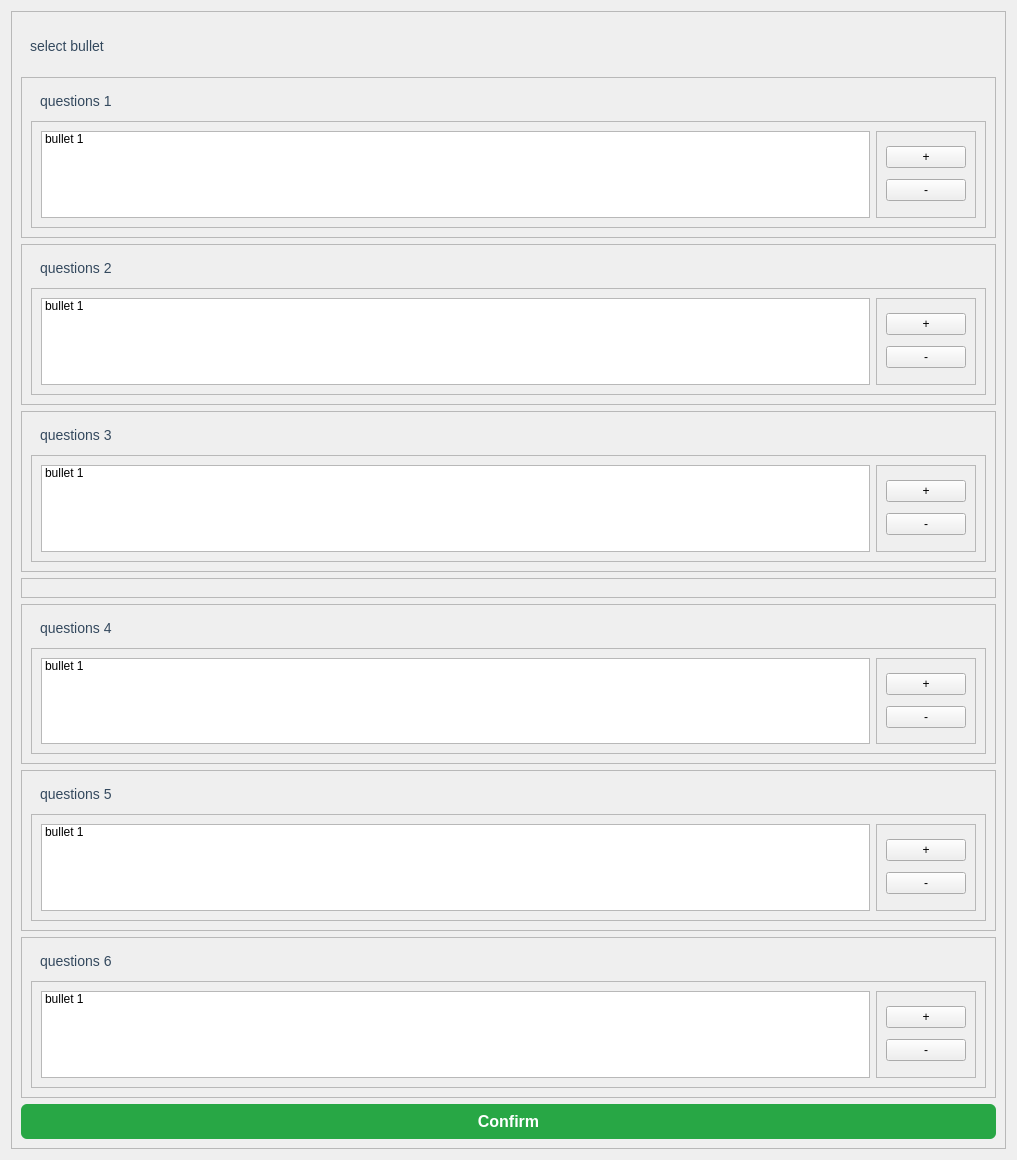
Old version of the form select_bullets.ui in the repository AsciiNomads/maxdiff.
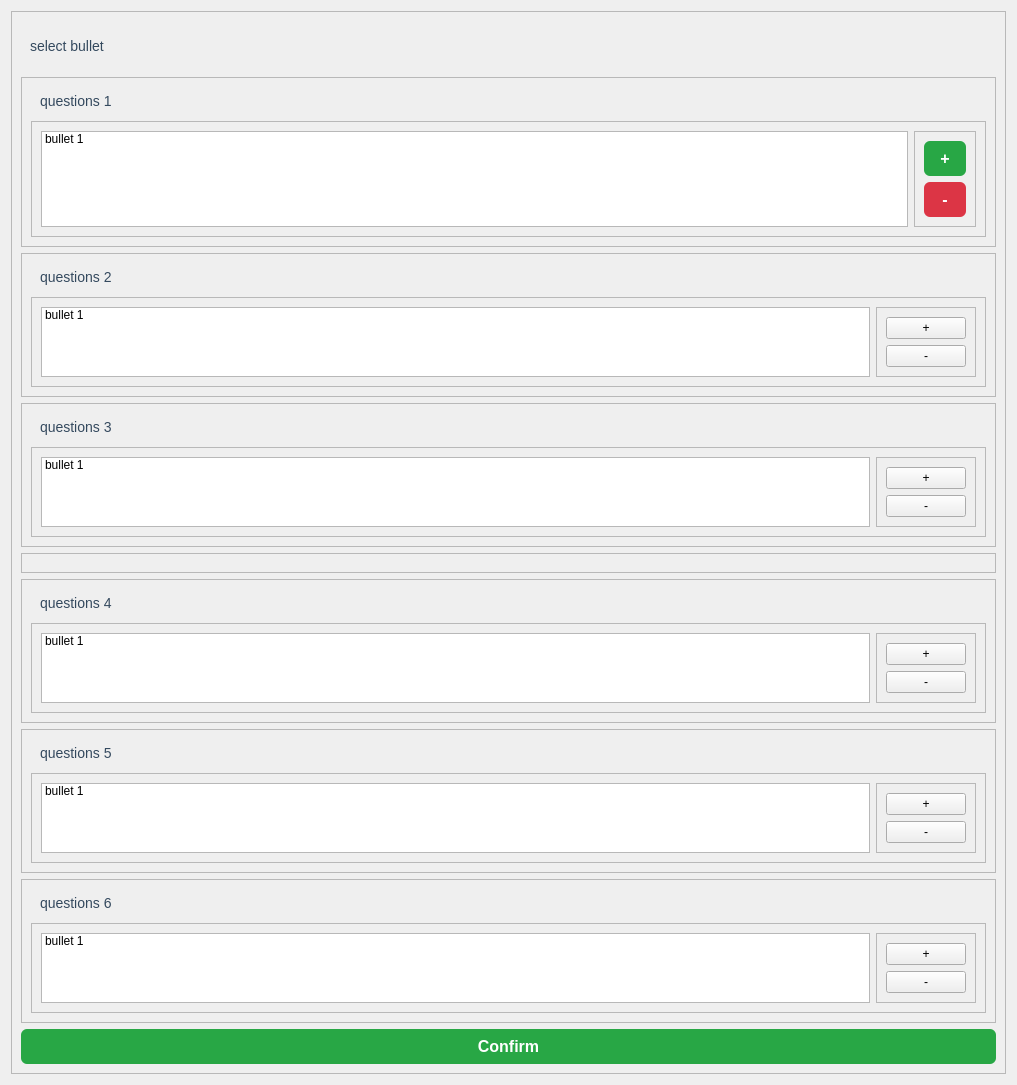
New version of the form.

Commit message: add btn styles

What changed in the file:
```diff
--- a/select_bullets.ui
+++ b/select_bullets.ui
@@ -7,7 +7,7 @@
     <x>0</x>
     <y>0</y>
     <width>1017</width>
-    <height>1160</height>
+    <height>1060</height>
    </rect>
   </property>
   <property name="windowTitle">
@@ -166,6 +166,59 @@
     color: #F8F9FA; /* Light gray text */
     border: 1px solid #E6B0AA; /* Light red border when disabled */
 }
+/* Add Button */
+QPushButton#add_btn_1 {
+    background-color: #28A745; /* Modern green color for add */
+    color: #FFFFFF; /* White text */
+    font-size: 16px;
+    padding: 8px 16px;
+    border: none;
+    border-radius: 6px; /* Rounded corners */
+    font-weight: bold;
+}
+
+QPushButton#add_btn_1 :hover {
+    background-color: #218838; /* Darker green on hover */
+}
+
+QPushButton#add_btn_1 :pressed {
+    background-color: #1E7E34; /* Even darker green when pressed */
+    padding-top: 10px; /* Simulates button press effect */
+    padding-bottom: 6px;
+}
+
+QPushButton#add_btn_1 :disabled {
+    background-color: #A9DFBF; /* Light green when disabled */
+    color: #E9ECEF; /* Light gray text */
+    border: 1px solid #C3E6CB; /* Light green border when disabled */
+}
+
+/* Remove Button */
+QPushButton#remove_btn_1  {
+    background-color: #DC3545; /* Modern red color for remove */
+    color: #FFFFFF; /* White text */
+    font-size: 16px;
+    padding: 8px 16px;
+    border: none;
+    border-radius: 6px; /* Rounded corners */
+    font-weight: bold;
+}
+
+QPushButton#remove_btn_1 :hover {
+    background-color: #C82333; /* Darker red on hover */
+}
+
+QPushButton#remove_btn_1 :pressed {
+    background-color: #A71D2A; /* Even darker red when pressed */
+    padding-top: 10px; /* Simulates button press effect */
+    padding-bottom: 6px;
+}
+
+QPushButton#remove_btn_1 :disabled {
+    background-color: #F5B7B1; /* Light red when disabled */
+    color: #F8F9FA; /* Light gray text */
+    border: 1px solid #E6B0AA; /* Light red border when disabled */
+}
 </string>
   </property>
   <layout class="QVBoxLayout" name="verticalLayout_38">
@@ -248,6 +301,9 @@
               <layout class="QVBoxLayout" name="verticalLayout">
                <item>
                 <widget class="QPushButton" name="add_btn_1">
+                 <property name="styleSheet">
+                  <string notr="true"/>
+                 </property>
                  <property name="text">
                   <string>+</string>
                  </property>
```
The commit also changes 1 other file.
